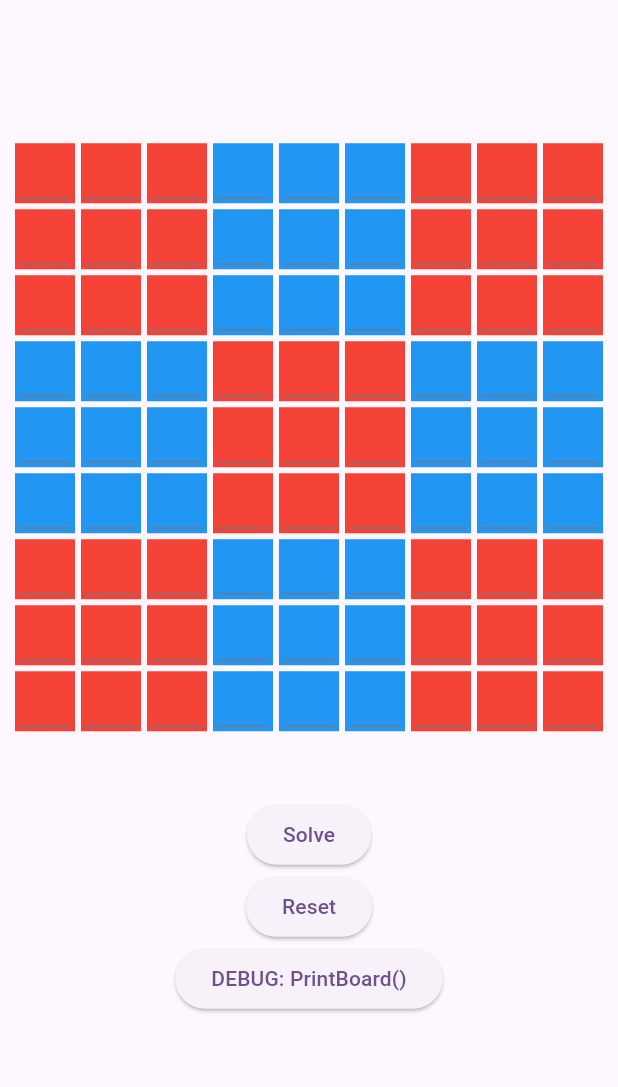
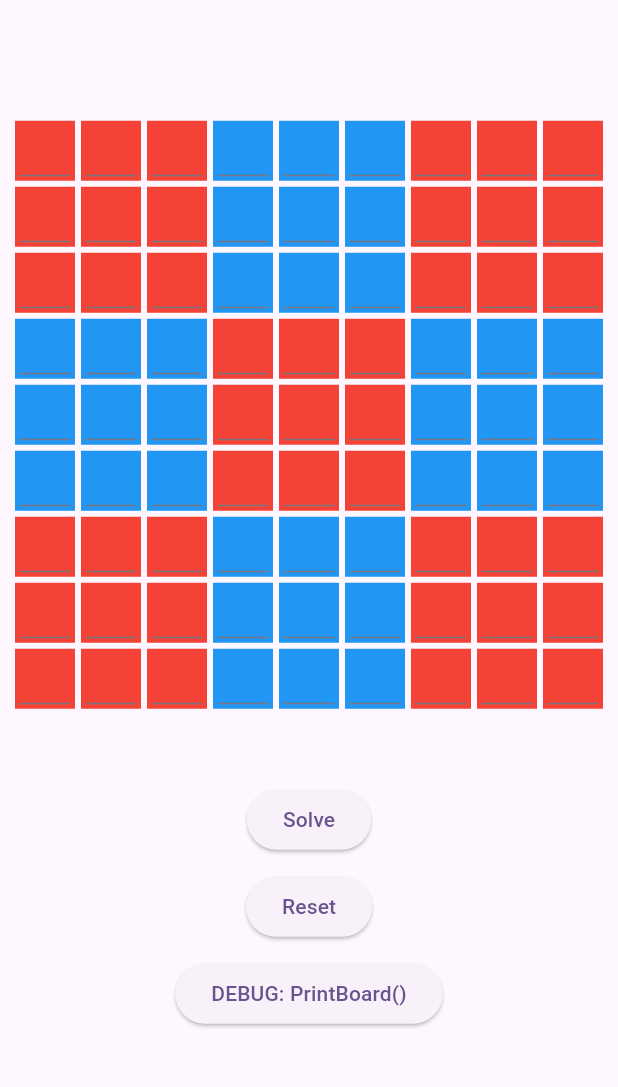
Before and after one commit to Krzysztofweimann02/sudokusolvermaster, a Flutter app: the SudokuView screen opened directly, on a phone screen of 412 x 824 dp, the part 84-1171 px from its top. Run offline on Flutter 3.47's test engine with Material 2 defaults, Android fonts, the phone set to English and light mode, and no system bars; our stand-ins replace audioplayers.

Commit message:
added padding for buttons on sudokuView

```diff
--- a/lib/sudokuBoard.dart
+++ b/lib/sudokuBoard.dart
@@ -216,17 +216,26 @@ class _SudokuBoardWidgetState extends State<SudokuBoardWidget> {
         Text(resultText),
 
         // Buttons
-        ElevatedButton(
+        Padding(
+          padding: const EdgeInsets.all(5),
+          child: ElevatedButton(
             onPressed: tryToSolve,
             child: const Text('Solve'),
           ),
-        ElevatedButton(
+        ),
+        Padding(
+          padding: const EdgeInsets.all(5),
+          child: ElevatedButton(
             onPressed: resetBoard,
             child: const Text('Reset'),
           ),
-        ElevatedButton(
+        ),
+        Padding(
+          padding: const EdgeInsets.all(5),
+          child: ElevatedButton(
             onPressed: printBoard,
             child: const Text("DEBUG: PrintBoard()"),
+          ),
         ),
       ],
     );
```
Lines whose indentation alone changed are shown as unchanged.
